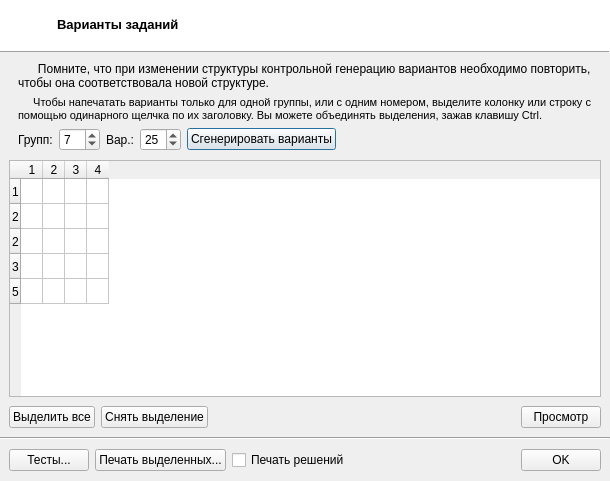
Before: the Qt Designer form gui/dlgvariants.ui in gumbert/mentor2, drawn with Qt 5.
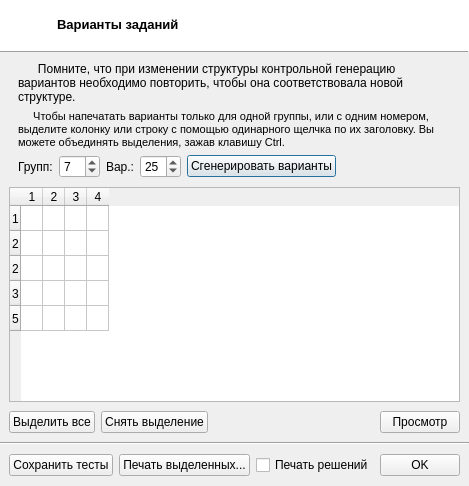
After: the same form once the commit is applied. Icons and pictures are not drawn.

What changed in the file:
```diff
--- a/gui/dlgvariants.ui
+++ b/gui/dlgvariants.ui
@@ -6,8 +6,8 @@
    <rect>
     <x>0</x>
     <y>0</y>
-    <width>610</width>
-    <height>481</height>
+    <width>440</width>
+    <height>486</height>
    </rect>
   </property>
   <property name="windowTitle">
@@ -364,7 +364,7 @@
       <item>
        <widget class="QPushButton" name="btnWebTests">
         <property name="text">
-         <string>Тесты...</string>
+         <string>Сохранить тесты</string>
         </property>
        </widget>
       </item>
```
